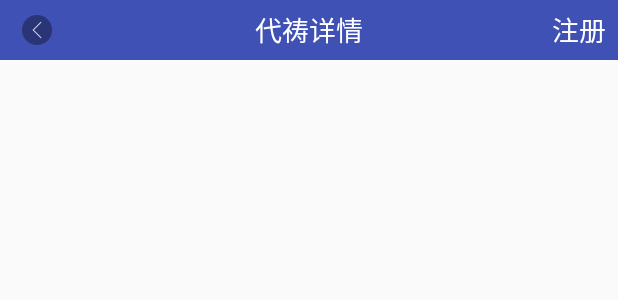
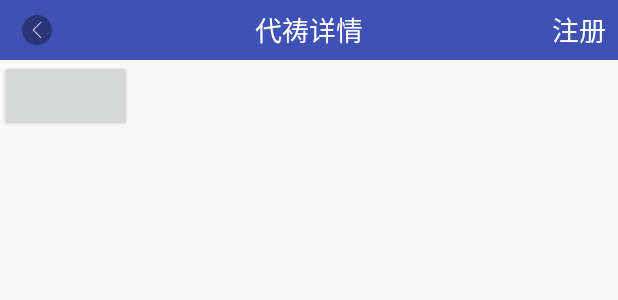
Before and after one commit to icemusky/biblemaps, an Android app: the layout activity_group.xml on its own in the app's theme, with its tools: preview values and no code run, on a phone screen of 412 x 824 dp. Shown: the top 300 px of the screen. Run offline under Robolectric (Android 15) with nearby library versions, the phone set to English and light mode, and no system bars.

Commit message:
增加 群聊！！

```diff
--- a/app/src/main/java/eric/cn/com/biblemaps/utils/SPUtils.java
+++ b/app/src/main/java/eric/cn/com/biblemaps/utils/SPUtils.java
@@ -17,6 +17,8 @@ public class SPUtils {
         editor.putString("UserName", username);
         editor.putString("UserPassWord", password);
         editor.commit();
+        MyApplication.USER_NAME = username;
+        MyApplication.USER_PASSWORD = password;
     }
 
     //读取SP 文件存储
--- a/app/src/main/res/layout/activity_group.xml
+++ b/app/src/main/res/layout/activity_group.xml
@@ -1,6 +1,18 @@
 <?xml version="1.0" encoding="utf-8"?>
 <LinearLayout xmlns:android="http://schemas.android.com/apk/res/android"
-    android:orientation="vertical" android:layout_width="match_parent"
-    android:layout_height="match_parent">
+    android:layout_width="match_parent"
+    android:layout_height="match_parent"
+    android:orientation="vertical">
+
     <include layout="@layout/main_top"></include>
+
+    <Button
+        android:id="@+id/btn_submit"
+        android:layout_width="wrap_content"
+        android:layout_height="wrap_content" />
+    <ListView
+
+        android:id="@+id/lv_group"
+        android:layout_width="match_parent"
+        android:layout_height="match_parent"></ListView>
 </LinearLayout>
--- a/app/src/main/res/layout/nav_header_main.xml
+++ b/app/src/main/res/layout/nav_header_main.xml
@@ -8,7 +8,7 @@
     android:theme="@style/ThemeOverlay.AppCompat.Dark">
 
     <ImageView
-        android:id="@+id/iv_haed"
+        android:id="@+id/tv_left_icon"
         android:layout_width="120dp"
         android:layout_height="120dp"
         android:layout_centerHorizontal="true"
@@ -16,9 +16,10 @@
         android:src="@drawable/touxiang" />
 
     <TextView
+        android:id="@+id/tv_left_name"
         android:layout_width="wrap_content"
         android:layout_height="wrap_content"
-        android:layout_below="@+id/iv_haed"
+        android:layout_below="@+id/tv_left_icon"
         android:layout_centerHorizontal="true"
         android:layout_marginTop="10dp"
         android:text="用户名称"
```
Also changed, not shown: app/src/main/java/eric/cn/com/biblemaps/MainActivity.java (+17 -3 lines), app/src/main/java/eric/cn/com/biblemaps/activity/FriendActivity.java (+1 -10 lines), app/src/main/java/eric/cn/com/biblemaps/activity/GroupActivity.java (+47 -1 lines), app/src/main/java/eric/cn/com/biblemaps/activity/LoginActivity.java (+36 -0 lines), app/src/main/res/layout/activity_friend.xml (+0 -9 lines).
